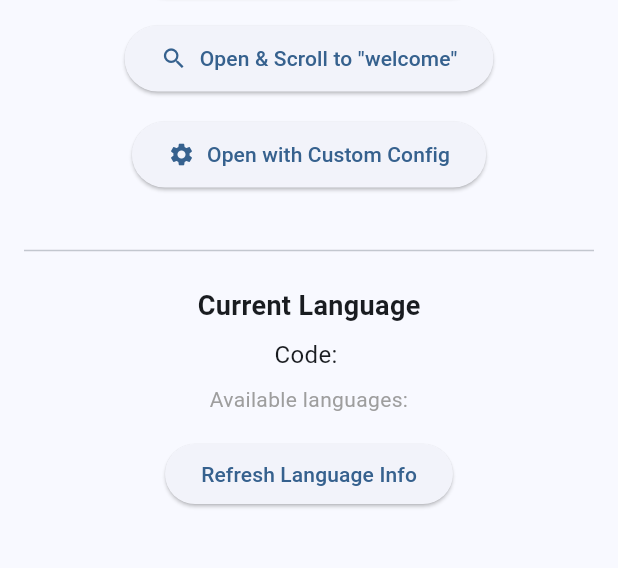
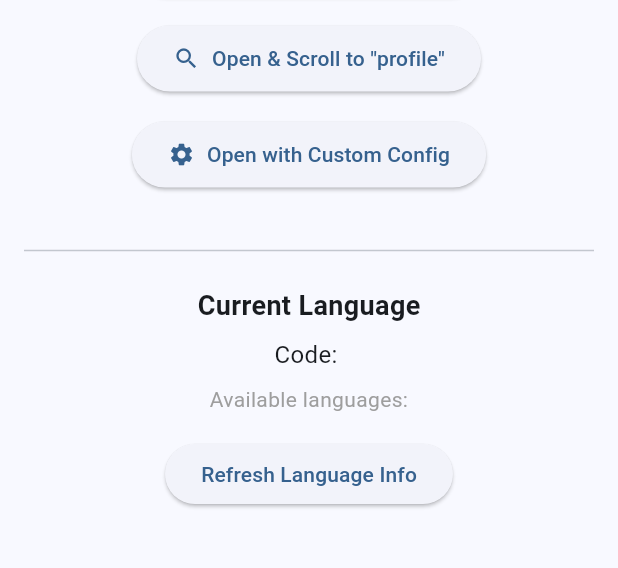
Before and after one commit to lamnhan066/language_improver, a Flutter app: the screen it shows after launch, on a phone screen of 412 x 824 dp, the part 567-1135 px from its top. Run offline on Flutter 3.47's test engine with Material 3 defaults, Android fonts, the light colour scheme and no system bars; missing offline and left inert: language_helper; statements that could not run were skipped.

Commit message:
Update button action and label in HomePage; change autoSearchOnScroll setting in LanguageImprover to false.

```diff
--- a/example/lib/main.dart
+++ b/example/lib/main.dart
@@ -141,9 +141,9 @@ class _HomePageState extends State<HomePage> {
               const SizedBox(height: 16),
               ElevatedButton.icon(
                 onPressed: () =>
-                    _openLanguageImproverWithScroll(context, 'welcome'),
+                    _openLanguageImproverWithScroll(context, 'profile'),
                 icon: const Icon(Icons.search),
-                label: const Text('Open & Scroll to "welcome"'),
+                label: const Text('Open & Scroll to "profile"'),
                 style: ElevatedButton.styleFrom(
                   padding: const EdgeInsets.symmetric(
                     horizontal: 24,
@@ -265,7 +265,7 @@ class _HomePageState extends State<HomePage> {
         builder: (context) => LanguageImprover(
           languageHelper: LanguageHelper.instance,
           scrollToKey: key,
-          autoSearchOnScroll: true,
+          autoSearchOnScroll: false,
           onTranslationsUpdated: (updatedTranslations) {
             _handleTranslationsUpdated(updatedTranslations);
           },
```
